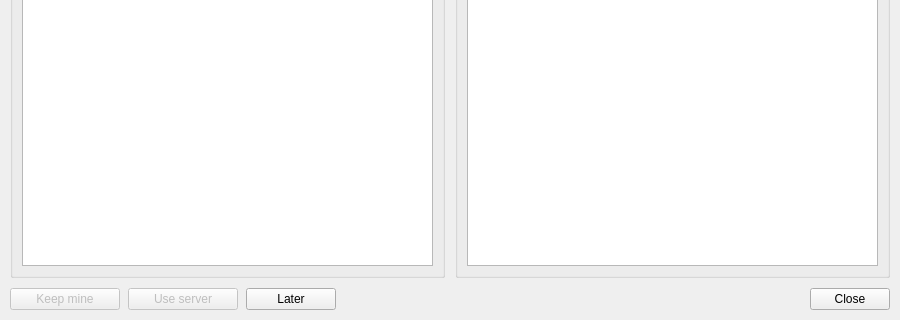
Qt form client/riskapp_client/ui_v2/forms/conflict_center_dialog.ui (Tomas-Skurla/risk-opportunity-manager) before a commit; both pictures show x 0 to 900 and y 360 to 680 of the 900 by 680 pixel window.
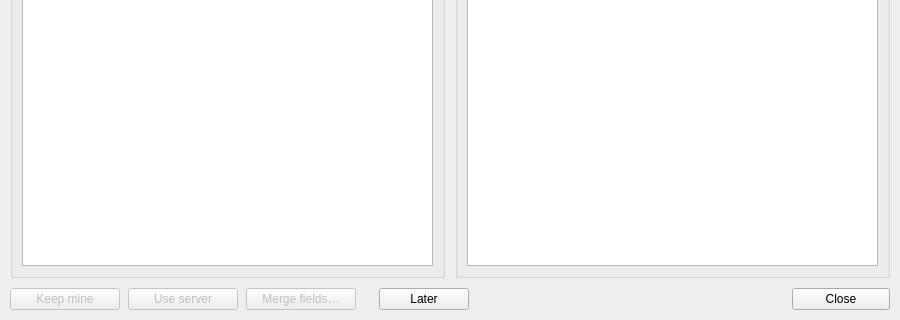
The same form after that commit.

```diff
--- a/client/riskapp_client/ui_v2/forms/conflict_center_dialog.ui
+++ b/client/riskapp_client/ui_v2/forms/conflict_center_dialog.ui
@@ -255,6 +255,41 @@
        </property>
       </widget>
      </item>
+     <item>
+      <widget class="QPushButton" name="merge_btn">
+       <property name="enabled">
+        <bool>false</bool>
+       </property>
+       <property name="minimumSize">
+        <size>
+         <width>110</width>
+         <height>0</height>
+        </size>
+       </property>
+       <property name="toolTip">
+        <string>Choose values from both copies for editable fields</string>
+       </property>
+       <property name="text">
+        <string>Merge fields…</string>
+       </property>
+      </widget>
+     </item>
+     <item>
+      <spacer name="merge_later_spacer">
+       <property name="orientation">
+        <enum>Qt::Orientation::Horizontal</enum>
+       </property>
+       <property name="sizeType">
+        <enum>QSizePolicy::Policy::Fixed</enum>
+       </property>
+       <property name="sizeHint" stdset="0">
+        <size>
+         <width>15</width>
+         <height>20</height>
+        </size>
+       </property>
+      </spacer>
+     </item>
      <item>
       <widget class="QPushButton" name="later_btn">
        <property name="minimumSize">
@@ -295,6 +330,9 @@
          <height>0</height>
         </size>
        </property>
+       <property name="styleSheet">
+        <string notr="true">QPushButton { min-width: 90px; }</string>
+       </property>
        <property name="standardButtons">
         <set>QDialogButtonBox::StandardButton::Close</set>
        </property>
```
Left out of the diff: 3 changed lines with no effect on the pictures.
